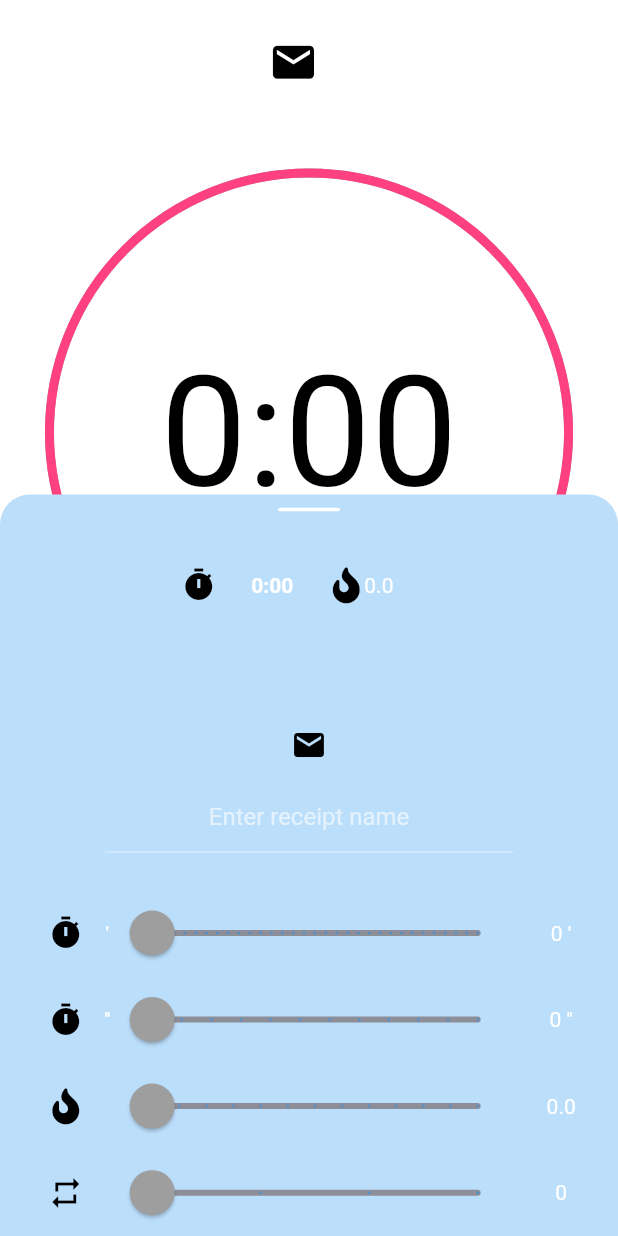
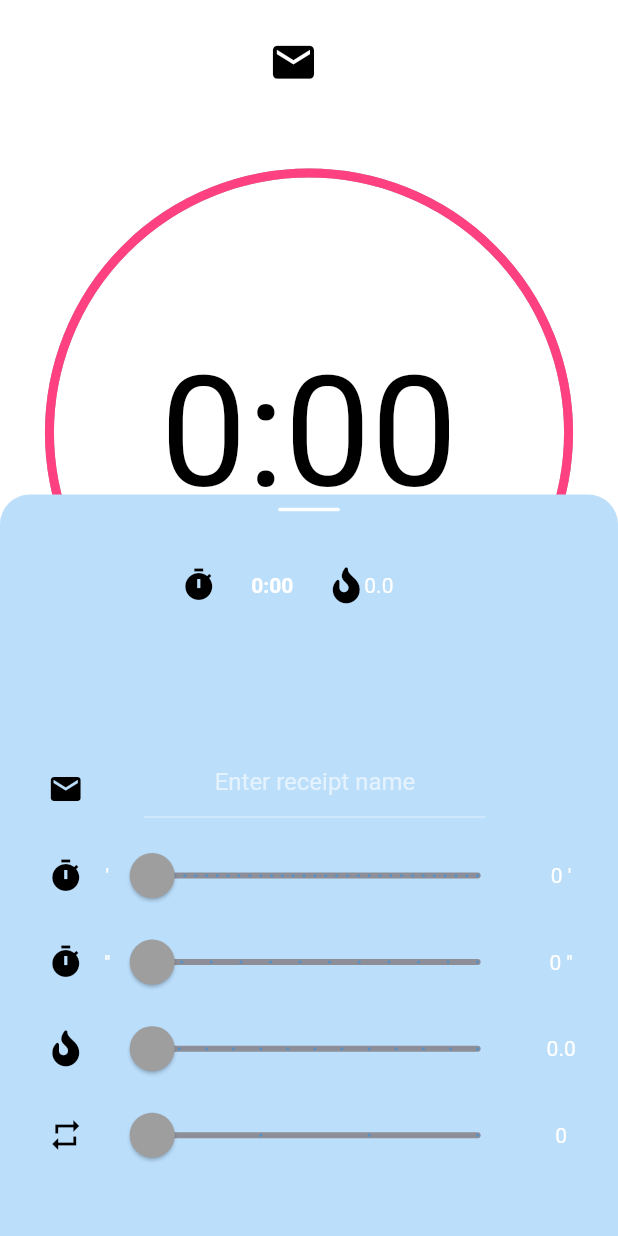
Before and after one commit to niklaskobi/blinchiki, a Flutter app: the screen it shows after launch, after a tap on the "add" icon, on a phone screen of 412 x 824 dp. Run offline on Flutter 3.47's test engine with Material 2 defaults, Android fonts, the light colour scheme and no system bars; our stand-ins replace flutter_slidable, font_awesome_flutter; statements that could not run were skipped.

Commit message:
refactor textField into tableRow

```diff
--- a/lib/screens/receipt_settings_screen.dart
+++ b/lib/screens/receipt_settings_screen.dart
@@ -99,6 +99,37 @@ class _ReceiptSettingsScreenState extends State<ReceiptSettingsScreen> {
     /// whether turns icon must be shown or not
     bool isTurnsAvailable = receipt.durations.length > 1;
 
+    Widget sliderWidget(
+        {double rowHeight,
+        double sliderValue,
+        int divisions,
+        double min,
+        double max,
+        Function sliderFunction,
+        Function onChangeEndFunction}) {
+      return SliderTheme(
+        data: SliderTheme.of(context),
+        child: Container(
+          height: rowHeight,
+          child: Align(
+            alignment: Alignment.center,
+            child: Slider(
+              value: sliderValue,
+              divisions: divisions,
+              min: min,
+              max: max,
+              onChanged: (double newValue) {
+                sliderFunction(newValue);
+              },
+              onChangeEnd: (double newValue) {
+                onChangeEndFunction();
+              },
+            ),
+          ),
+        ),
+      );
+    }
+
     /// turns row ----------------------------------------------------------------------------------------------------
     TableRow turnsRow = MyTableRow.createTableRow(
       rowHeight: _rowHeight,
@@ -107,18 +138,20 @@ class _ReceiptSettingsScreenState extends State<ReceiptSettingsScreen> {
       text3: '${receipt.durations.length - 1}',
       iconData: kTurnsIcon,
       index: index,
+      iconFunction: null,
+      context: context,
+      widget: sliderWidget(
+          rowHeight: _rowHeight,
           divisions: ReceiptData.maxDurationAmount - 1,
           min: 0.0,
           max: ReceiptData.maxDurationAmount.toDouble() - 1,
           sliderValue: receipt.durations.length.toDouble() - 1,
-      iconFunction: null,
           sliderFunction: (double value) {
             setState(() {
               updateAmountOfTurns(value.toInt());
             });
           },
-      onChangeEndFunction: () {},
-      context: context,
+          onChangeEndFunction: () {}),
     );
 
     /// steering row --------------------------------------------------------------------------------------------------
@@ -129,19 +162,20 @@ class _ReceiptSettingsScreenState extends State<ReceiptSettingsScreen> {
         text3: '${receipt.steeringSetting.value}',
         iconData: kFireIcon,
         index: index,
+        iconFunction: null,
+        context: context,
+        widget: sliderWidget(
+            rowHeight: _rowHeight,
             divisions: 12,
             min: 0.0,
             max: 60.0,
             sliderValue: receipt.steeringSetting.value,
-      iconFunction: null,
             sliderFunction: (double newValue) {
               setState(() {
                 Provider.of<ReceiptList>(context, listen: false).setSteering(index, newValue);
               });
             },
-      onChangeEndFunction: writeReceiptsToDevice,
-      context: context,
-    );
+            onChangeEndFunction: writeReceiptsToDevice));
 
     /// minutes row ---------------------------------------------------------------------------------------------------
     TableRow minutesRow = MyTableRow.createTableRow(
@@ -151,18 +185,20 @@ class _ReceiptSettingsScreenState extends State<ReceiptSettingsScreen> {
       text3: '${receipt.getMinutes(_timerIndex)} \'',
       iconData: kTimerIcon,
       index: index,
+      iconFunction: timerOnTap,
+      context: context,
+      widget: sliderWidget(
+          rowHeight: _rowHeight,
           divisions: 30,
           min: 0.0,
           max: 30.0,
           sliderValue: receipt.getMinutes(_timerIndex).toDouble(),
-      iconFunction: timerOnTap,
           sliderFunction: (double newValue) {
             setState(() {
               Provider.of<ReceiptList>(context, listen: false).setMinutes(index, _timerIndex, newValue.round());
             });
           },
-      onChangeEndFunction: writeReceiptsToDevice,
-      context: context,
+          onChangeEndFunction: writeReceiptsToDevice),
     );
 
     /// seconds row ---------------------------------------------------------------------------------------------------
@@ -173,18 +209,20 @@ class _ReceiptSettingsScreenState extends State<ReceiptSettingsScreen> {
       text3: '${receipt.getSeconds(_timerIndex)} \'\'',
       iconData: kTimerIcon,
       index: index,
+      iconFunction: timerOnTap,
+      context: context,
+      widget: sliderWidget(
+          rowHeight: _rowHeight,
           divisions: 11,
           min: 0.0,
           max: 55.0,
           sliderValue: receipt.getSeconds(_timerIndex).toDouble(),
-      iconFunction: timerOnTap,
           sliderFunction: (double newValue) {
             setState(() {
               Provider.of<ReceiptList>(context, listen: false).setSeconds(index, _timerIndex, newValue.round());
             });
           },
-      onChangeEndFunction: writeReceiptsToDevice,
-      context: context,
+          onChangeEndFunction: writeReceiptsToDevice),
     );
 
     /// draggable logo ( - ) ------------------------------------------------------------------------------------------
@@ -245,17 +283,8 @@ class _ReceiptSettingsScreenState extends State<ReceiptSettingsScreen> {
 
     /// text field ----------------------------------------------------------------------------------------------------
     Widget textField = Container(
-        padding: EdgeInsets.only(left: screenWidth * 0.15, right: screenWidth * 0.15),
-        child: Column(children: <Widget>[
-          Container(
-            child: IconButton(
-                icon: Icon(iconDataSpec.getIconData(receipt.iconId)),
-                onPressed: () async {
-                  Navigator.push(
-                      context, MaterialPageRoute(builder: (context) => IconSelectScreen(activeReceiptIndex: index)));
-                }),
-          ),
-          Container(
+      padding: EdgeInsets.symmetric(horizontal: screenWidth * 0.05),
+      child: Container(
         //padding: EdgeInsets.only(left: screenWidth * 0.15, right: screenWidth * 0.15),
         child: TextFormField(
           initialValue: receipt.name,
@@ -275,7 +304,22 @@ class _ReceiptSettingsScreenState extends State<ReceiptSettingsScreen> {
           },
         ),
       ),
-        ]));
+    );
+
+    /// seconds row ---------------------------------------------------------------------------------------------------
+    TableRow textFieldRow = MyTableRow.createTableRow(
+      rowHeight: _rowHeight,
+      text1: '',
+      text2: '',
+      text3: '',
+      iconData: iconDataSpec.getIconData(receipt.iconId),
+      index: index,
+      iconFunction: () async {
+        Navigator.push(context, MaterialPageRoute(builder: (context) => IconSelectScreen(activeReceiptIndex: index)));
+      },
+      context: context,
+      widget: textField,
+    );
 
     /// table ---------------------------------------------------------------------------------------------------------
     Widget table = Container(
@@ -288,11 +332,11 @@ class _ReceiptSettingsScreenState extends State<ReceiptSettingsScreen> {
           3: FractionColumnWidth(0.68),
           4: FractionColumnWidth(0.15),
         },
-        children: [minutesRow, secondsRow, steeringRow, turnsRow],
+        children: [textFieldRow, minutesRow, secondsRow, steeringRow, turnsRow],
       ),
     );
 
-    List<Widget> draggableItems = [draggableLogo, headerTile, spaceBig, textField, table];
+    List<Widget> draggableItems = [draggableLogo, headerTile, spaceBig, table];
 
     /// main widget ---------------------------------------------------------------------------------------------------
     return DraggableScrollableSheet(
--- a/lib/widgets/table_row.dart
+++ b/lib/widgets/table_row.dart
@@ -8,14 +8,9 @@ class MyTableRow {
     String text3,
     IconData iconData,
     int index,
-    int divisions,
-    double min,
-    double max,
-    double sliderValue,
     Function iconFunction,
-    Function sliderFunction,
-    Function onChangeEndFunction,
     BuildContext context,
+    Widget widget,
   }) {
     return TableRow(
       children: <Widget>[
@@ -41,27 +36,7 @@ class MyTableRow {
               ),
             )),
         Container(height: rowHeight, child: Align(alignment: Alignment.center, child: Text(text2))),
-        SliderTheme(
-          data: SliderTheme.of(context),
-          child: Container(
-            height: rowHeight,
-            child: Align(
-              alignment: Alignment.center,
-              child: Slider(
-                value: sliderValue,
-                divisions: divisions,
-                min: min,
-                max: max,
-                onChanged: (double newValue) {
-                  sliderFunction(newValue);
-                },
-                onChangeEnd: (double newValue) {
-                  onChangeEndFunction();
-                },
-              ),
-            ),
-          ),
-        ),
+        widget,
         Container(height: rowHeight, child: Align(alignment: Alignment.center, child: Text(text3))),
       ],
     );
```
Lines whose indentation alone changed are shown as unchanged.
